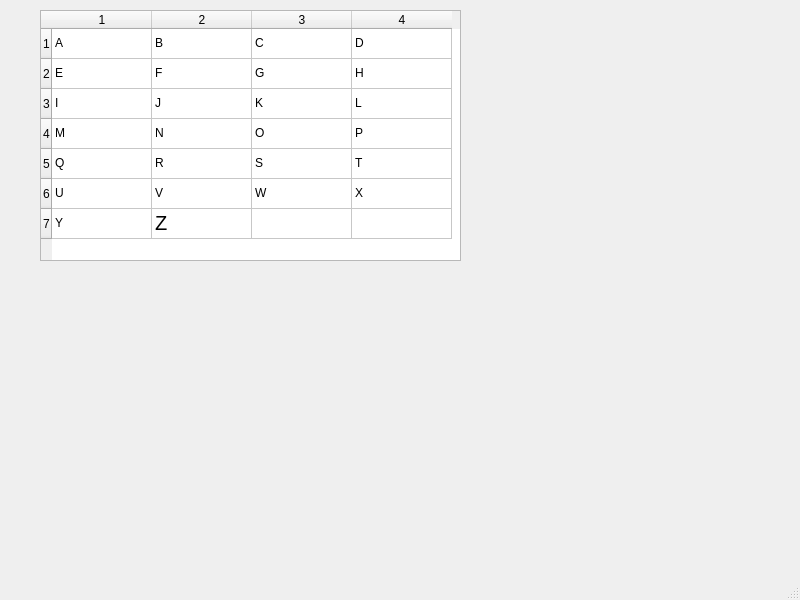
Above: Laba2/main.ui from maximillian2/software-engineering before the change. Below: the same form after it.
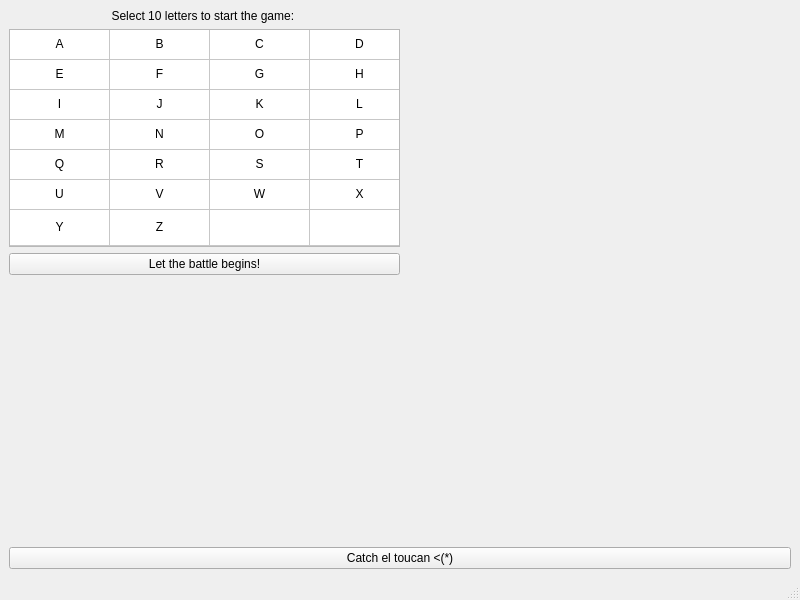
That is the form after the change.

Commit message: Add folder to hold screenshots and screens to first lab

Patch:
```diff
--- a/Laba2/main.ui
+++ b/Laba2/main.ui
@@ -14,15 +14,50 @@
    <string>MainWindow</string>
   </property>
   <widget class="QWidget" name="centralwidget">
+   <layout class="QVBoxLayout" name="verticalLayout_2">
+    <item>
+     <layout class="QHBoxLayout" name="horizontalLayout">
+      <item>
+       <layout class="QVBoxLayout" name="verticalLayout">
+        <item>
+         <widget class="QLabel" name="label">
+          <property name="text">
+           <string>Select 10 letters to start the game: </string>
+          </property>
+          <property name="alignment">
+           <set>Qt::AlignCenter</set>
+          </property>
+         </widget>
+        </item>
+        <item>
    <widget class="QTableWidget" name="tableWidget">
-    <property name="geometry">
-     <rect>
-      <x>40</x>
-      <y>10</y>
-      <width>421</width>
-      <height>251</height>
-     </rect>
-    </property>
+          <property name="verticalScrollBarPolicy">
+           <enum>Qt::ScrollBarAlwaysOff</enum>
+          </property>
+          <property name="horizontalScrollBarPolicy">
+           <enum>Qt::ScrollBarAlwaysOff</enum>
+          </property>
+          <property name="autoScroll">
+           <bool>true</bool>
+          </property>
+          <property name="showGrid">
+           <bool>true</bool>
+          </property>
+          <attribute name="horizontalHeaderVisible">
+           <bool>false</bool>
+          </attribute>
+          <attribute name="horizontalHeaderHighlightSections">
+           <bool>true</bool>
+          </attribute>
+          <attribute name="horizontalHeaderStretchLastSection">
+           <bool>true</bool>
+          </attribute>
+          <attribute name="verticalHeaderVisible">
+           <bool>false</bool>
+          </attribute>
+          <attribute name="verticalHeaderStretchLastSection">
+           <bool>true</bool>
+          </attribute>
     <row>
      <property name="text">
       <string>1</string>
@@ -82,126 +117,201 @@
      <property name="text">
       <string>A</string>
      </property>
+           <property name="textAlignment">
+            <set>AlignHCenter|AlignVCenter|AlignCenter</set>
+           </property>
     </item>
     <item row="0" column="1">
      <property name="text">
       <string>B</string>
      </property>
+           <property name="textAlignment">
+            <set>AlignHCenter|AlignVCenter|AlignCenter</set>
+           </property>
     </item>
     <item row="0" column="2">
      <property name="text">
       <string>C</string>
      </property>
+           <property name="textAlignment">
+            <set>AlignHCenter|AlignVCenter|AlignCenter</set>
+           </property>
     </item>
     <item row="0" column="3">
      <property name="text">
       <string>D</string>
      </property>
+           <property name="textAlignment">
+            <set>AlignHCenter|AlignVCenter|AlignCenter</set>
+           </property>
     </item>
     <item row="1" column="0">
      <property name="text">
       <string>E</string>
      </property>
+           <property name="textAlignment">
+            <set>AlignHCenter|AlignVCenter|AlignCenter</set>
+           </property>
     </item>
     <item row="1" column="1">
      <property name="text">
       <string>F</string>
      </property>
+           <property name="textAlignment">
+            <set>AlignHCenter|AlignVCenter|AlignCenter</set>
+           </property>
     </item>
     <item row="1" column="2">
      <property name="text">
       <string>G</string>
      </property>
+           <property name="textAlignment">
+            <set>AlignHCenter|AlignVCenter|AlignCenter</set>
+           </property>
     </item>
     <item row="1" column="3">
      <property name="text">
       <string>H</string>
      </property>
+           <property name="textAlignment">
+            <set>AlignHCenter|AlignVCenter|AlignCenter</set>
+           </property>
     </item>
     <item row="2" column="0">
      <property name="text">
       <string>I</string>
      </property>
+           <property name="textAlignment">
+            <set>AlignHCenter|AlignVCenter|AlignCenter</set>
+           </property>
     </item>
     <item row="2" column="1">
      <property name="text">
       <string>J</string>
      </property>
+           <property name="textAlignment">
+            <set>AlignHCenter|AlignVCenter|AlignCenter</set>
+           </property>
     </item>
     <item row="2" column="2">
      <property name="text">
       <string>K</string>
      </property>
+           <property name="textAlignment">
+            <set>AlignHCenter|AlignVCenter|AlignCenter</set>
+           </property>
     </item>
     <item row="2" column="3">
      <property name="text">
       <string>L</string>
      </property>
+           <property name="textAlignment">
+            <set>AlignHCenter|AlignVCenter|AlignCenter</set>
+           </property>
     </item>
     <item row="3" column="0">
      <property name="text">
       <string>M</string>
      </property>
+           <property name="textAlignment">
+            <set>AlignHCenter|AlignVCenter|AlignCenter</set>
+           </property>
     </item>
     <item row="3" column="1">
      <property name="text">
       <string>N</string>
      </property>
+           <property name="textAlignment">
+            <set>AlignHCenter|AlignVCenter|AlignCenter</set>
+           </property>
     </item>
     <item row="3" column="2">
      <property name="text">
       <string>O</string>
      </property>
+           <property name="textAlignment">
+            <set>AlignHCenter|AlignVCenter|AlignCenter</set>
+           </property>
     </item>
     <item row="3" column="3">
      <property name="text">
       <string>P</string>
      </property>
+           <property name="textAlignment">
+            <set>AlignHCenter|AlignVCenter|AlignCenter</set>
+           </property>
     </item>
     <item row="4" column="0">
      <property name="text">
       <string>Q</string>
      </property>
+           <property name="textAlignment">
+            <set>AlignHCenter|AlignVCenter|AlignCenter</set>
+           </property>
     </item>
     <item row="4" column="1">
      <property name="text">
       <string>R</string>
      </property>
+           <property name="textAlignment">
+            <set>AlignHCenter|AlignVCenter|AlignCenter</set>
+           </property>
     </item>
     <item row="4" column="2">
      <property name="text">
       <string>S</string>
      </property>
+           <property name="textAlignment">
+            <set>AlignHCenter|AlignVCenter|AlignCenter</set>
+           </property>
     </item>
     <item row="4" column="3">
      <property name="text">
       <string>T</string>
      </property>
+           <property name="textAlignment">
+            <set>AlignHCenter|AlignVCenter|AlignCenter</set>
+           </property>
     </item>
     <item row="5" column="0">
      <property name="text">
       <string>U</string>
      </property>
+           <property name="textAlignment">
+            <set>AlignHCenter|AlignVCenter|AlignCenter</set>
+           </property>
     </item>
     <item row="5" column="1">
      <property name="text">
       <string>V</string>
      </property>
+           <property name="textAlignment">
+            <set>AlignHCenter|AlignVCenter|AlignCenter</set>
+           </property>
     </item>
     <item row="5" column="2">
      <property name="text">
       <string>W</string>
      </property>
+           <property name="textAlignment">
+            <set>AlignHCenter|AlignVCenter|AlignCenter</set>
+           </property>
     </item>
     <item row="5" column="3">
      <property name="text">
       <string>X</string>
      </property>
+           <property name="textAlignment">
+            <set>AlignHCenter|AlignVCenter|AlignCenter</set>
+           </property>
     </item>
     <item row="6" column="0">
      <property name="text">
       <string>Y</string>
      </property>
+           <property name="textAlignment">
+            <set>AlignHCenter|AlignVCenter|AlignCenter</set>
+           </property>
     </item>
     <item row="6" column="1">
      <property name="text">
@@ -209,11 +319,65 @@
      </property>
      <property name="font">
       <font>
-       <pointsize>15</pointsize>
-      </font>
-     </property>
-    </item>
-   </widget>
+             <kerning>true</kerning>
+            </font>
+           </property>
+           <property name="textAlignment">
+            <set>AlignHCenter|AlignVCenter|AlignCenter</set>
+           </property>
+          </item>
+          <item row="6" column="2">
+           <property name="text">
+            <string/>
+           </property>
+          </item>
+         </widget>
+        </item>
+        <item>
+         <widget class="QPushButton" name="pushButton">
+          <property name="text">
+           <string>Let the battle begins!</string>
+          </property>
+         </widget>
+        </item>
+       </layout>
+      </item>
+      <item>
+       <spacer name="horizontalSpacer">
+        <property name="orientation">
+         <enum>Qt::Horizontal</enum>
+        </property>
+        <property name="sizeHint" stdset="0">
+         <size>
+          <width>40</width>
+          <height>20</height>
+         </size>
+        </property>
+       </spacer>
+      </item>
+     </layout>
+    </item>
+    <item>
+     <spacer name="verticalSpacer">
+      <property name="orientation">
+       <enum>Qt::Vertical</enum>
+      </property>
+      <property name="sizeHint" stdset="0">
+       <size>
+        <width>20</width>
+        <height>40</height>
+       </size>
+      </property>
+     </spacer>
+    </item>
+    <item>
+     <widget class="QPushButton" name="reset_button">
+      <property name="text">
+       <string>Catch el toucan &lt;(*)</string>
+      </property>
+     </widget>
+    </item>
+   </layout>
   </widget>
   <widget class="QMenuBar" name="menubar">
    <property name="geometry">
```
Lines whose indentation alone changed are shown as unchanged. The commit also changes 5 other files.
